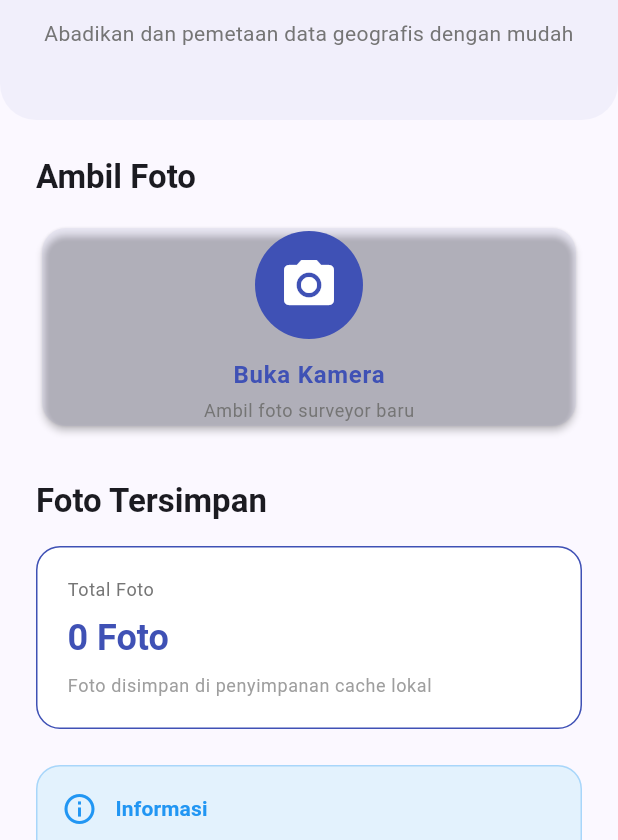
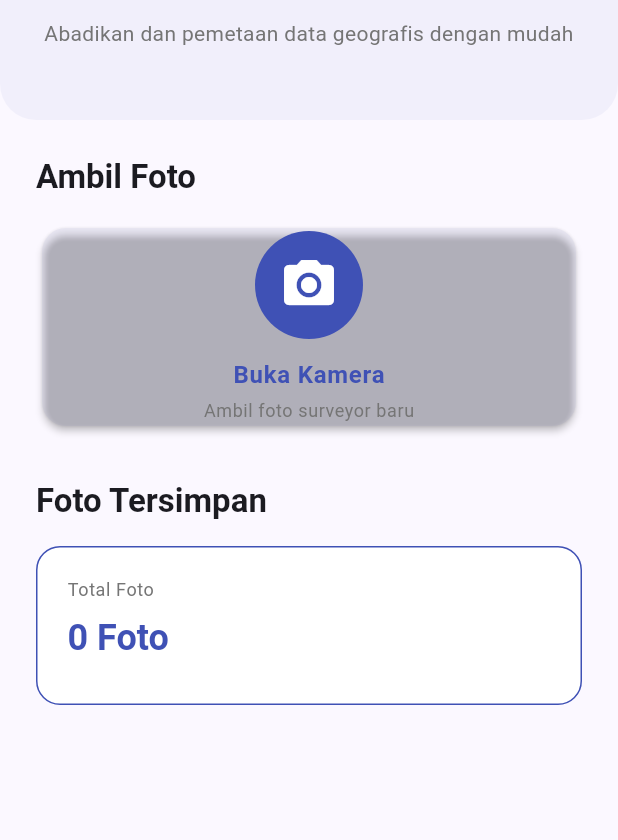
Before and after one commit to Lemielll/geosurvey, a Flutter app: the screen it shows after launch, on a phone screen of 412 x 824 dp, the part 396-1236 px from its top. Run offline on Flutter 3.47's test engine with Material 3 defaults, Android fonts, the phone set to English and light mode, and no system bars; our stand-ins replace camera, permission_handler.

Commit message:
second commit

```diff
--- a/lib/pages/home_page.dart
+++ b/lib/pages/home_page.dart
@@ -245,13 +245,13 @@ class _HomePageState extends State<HomePage> {
                               ),
                         ),
                         const SizedBox(height: 8),
-                        Text(
-                          'Foto disimpan di penyimpanan cache lokal',
-                          style:
-                              Theme.of(context).textTheme.bodySmall?.copyWith(
-                                    color: Colors.grey[500],
-                                  ),
-                        ),
+                        // Text(
+                        //   'Foto disimpan di penyimpanan cache lokal',
+                        //   style:
+                        //       Theme.of(context).textTheme.bodySmall?.copyWith(
+                        //             color: Colors.grey[500],
+                        //           ),
+                        // ),
                       ],
                     ),
                   ),
@@ -259,57 +259,57 @@ class _HomePageState extends State<HomePage> {
                   const SizedBox(height: 24),
 
                   // Info Section
-                  Container(
-                    padding: const EdgeInsets.all(16),
-                    decoration: BoxDecoration(
-                      color: Colors.blue[50],
-                      borderRadius: BorderRadius.circular(16),
-                      border: Border.all(
-                        color: Colors.blue.withOpacity(0.3),
-                      ),
-                    ),
-                    child: Column(
-                      crossAxisAlignment: CrossAxisAlignment.start,
-                      children: [
-                        Row(
-                          children: [
-                            const Icon(
-                              Icons.info_outline,
-                              color: Colors.blue,
-                              size: 24,
-                            ),
-                            const SizedBox(width: 12),
-                            Text(
-                              'Informasi',
-                              style: Theme.of(context)
-                                  .textTheme
-                                  .titleSmall
-                                  ?.copyWith(
-                                    fontWeight: FontWeight.bold,
-                                    color: Colors.blue,
-                                  ),
-                            ),
-                          ],
-                        ),
-                        const SizedBox(height: 12),
-                        Text(
-                          'Format nama file: [Kategori]_[Tanggal-Jam]',
-                          style: Theme.of(context).textTheme.bodySmall,
-                        ),
-                        const SizedBox(height: 8),
-                        Text(
-                          'Contoh: Depan_2024-12-20-14-30-45.jpg',
-                          style: Theme.of(context)
-                              .textTheme
-                              .bodySmall
-                              ?.copyWith(
-                                fontStyle: FontStyle.italic,
-                                color: Colors.grey[600],
-                              ),
-                        ),
-                      ],
-                    ),
-                  ),
+                  // Container(
+                  //   padding: const EdgeInsets.all(16),
+                  //   decoration: BoxDecoration(
+                  //     color: Colors.blue[50],
+                  //     borderRadius: BorderRadius.circular(16),
+                  //     border: Border.all(
+                  //       color: Colors.blue.withOpacity(0.3),
+                  //     ),
+                  //   ),
+                  //   child: Column(
+                  //     crossAxisAlignment: CrossAxisAlignment.start,
+                  //     children: [
+                  //       Row(
+                  //         children: [
+                  //           const Icon(
+                  //             Icons.info_outline,
+                  //             color: Colors.blue,
+                  //             size: 24,
+                  //           ),
+                  //           const SizedBox(width: 12),
+                  //           Text(
+                  //             'Informasi',
+                  //             style: Theme.of(context)
+                  //                 .textTheme
+                  //                 .titleSmall
+                  //                 ?.copyWith(
+                  //                   fontWeight: FontWeight.bold,
+                  //                   color: Colors.blue,
+                  //                 ),
+                  //           ),
+                  //         ],
+                  //       ),
+                  //       const SizedBox(height: 12),
+                  //       // Text(
+                  //       //   'Format nama file: [Kategori]_[Tanggal-Jam]',
+                  //       //   style: Theme.of(context).textTheme.bodySmall,
+                  //       // ),
+                  //       const SizedBox(height: 8),
+                  //       Text(
+                  //         'Contoh: Depan_2024-12-20-14-30-45.jpg',
+                  //         style: Theme.of(context)
+                  //             .textTheme
+                  //             .bodySmall
+                  //             ?.copyWith(
+                  //               fontStyle: FontStyle.italic,
+                  //               color: Colors.grey[600],
+                  //             ),
+                  //       ),
+                  //     ],
+                  //   ),
+                  // ),
                 ],
               ),
             ),
--- a/lib/pages/image_preview_page.dart
+++ b/lib/pages/image_preview_page.dart
@@ -1,4 +1,6 @@
 import 'dart:io';
+import 'dart:typed_data';
+import 'package:flutter/foundation.dart';
 import 'package:flutter/material.dart';
 import '../services/camera_service.dart';
 
@@ -114,6 +116,22 @@ class _ImagePreviewPageState extends State<ImagePreviewPage> {
     }
   }
 
+  /// Build image widget yang kompatibel dengan web dan mobile
+  Widget _buildImageWidget() {
+    if (kIsWeb) {
+      // Web tidak support File, seharusnya tidak pernah sampai sini
+      return const Center(
+        child: Text('Fitur kamera tidak tersedia di web'),
+      );
+    }
+
+    // Untuk mobile, gunakan Image.file
+    return Image.file(
+      File(widget.imagePath),
+      fit: BoxFit.contain,
+    );
+  }
+
   /// Simpan gambar dengan kategori yang dipilih
   Future<void> _saveImageWithCategory(String category) async {
     setState(() => _isLoading = true);
@@ -182,10 +200,7 @@ class _ImagePreviewPageState extends State<ImagePreviewPage> {
               Expanded(
                 child: Container(
                   color: Colors.black,
-                  child: Image.file(
-                    File(widget.imagePath),
-                    fit: BoxFit.contain,
-                  ),
+                  child: _buildImageWidget(),
                 ),
               ),
             ],
```
